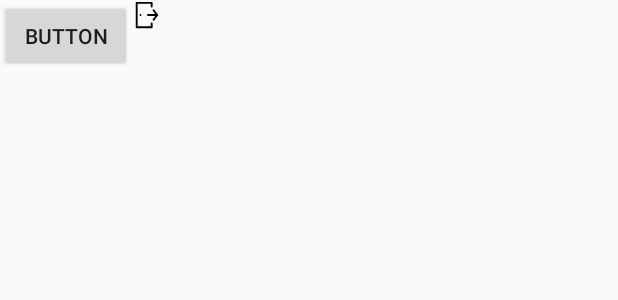
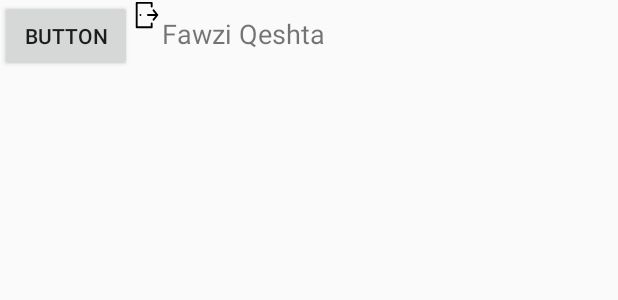
Before and after one commit to MahMughanni/teFinalProject, an Android app: the layout fragment_note.xml on its own in the app's theme, with its tools: preview values and no code run, on a phone screen of 412 x 824 dp. Shown: the top 300 px of the screen. Run offline under Robolectric (Android 15) with nearby library versions, the phone set to English and light mode, and no system bars.

Commit message:
NewTextViewFadi

```diff
--- a/app/src/main/res/layout/fragment_note.xml
+++ b/app/src/main/res/layout/fragment_note.xml
@@ -23,6 +23,11 @@
             android:layout_height="wrap_content"
             android:src="@drawable/ic_logout" />
 
+        <TextView
+            android:layout_width="match_parent"
+            android:layout_height="wrap_content"
+            android:text="Fawzi Qeshta"
+            android:textSize="18sp" />
 
     </LinearLayout>
 
```
Lines whose indentation alone changed are shown as unchanged.
